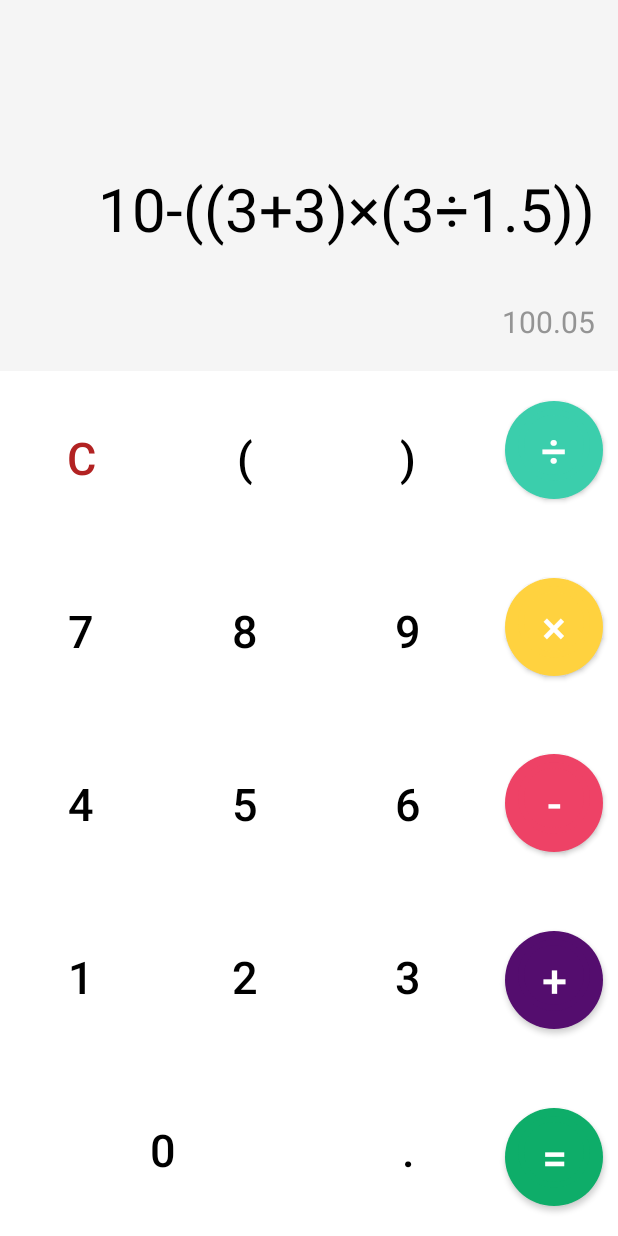
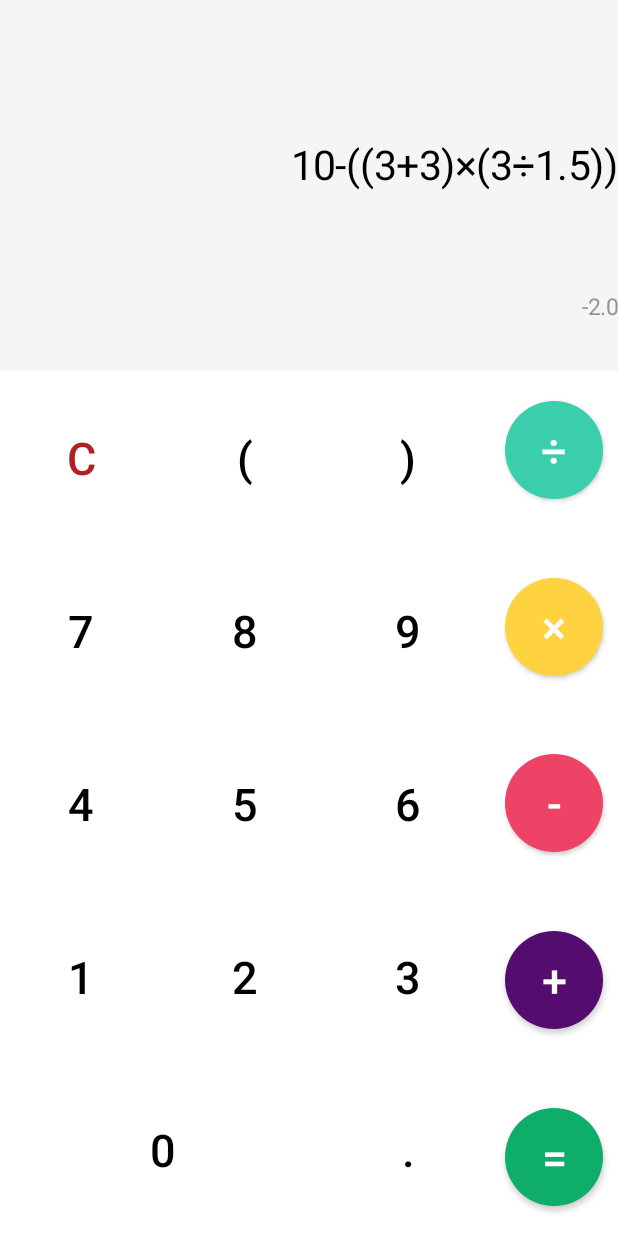
Before and after one commit to robin0512/SimpleCalculator, an Android app: the layout calculator.xml on its own in the app's theme, with its tools: preview values and no code run, on a phone screen of 412 x 824 dp. Run offline under Robolectric (Android 15) with nearby library versions, the phone set to English and light mode, and no system bars.

Commit message:
ADD motionLayout with expression and total

```diff
--- a/app/src/main/java/com/example/simplecalculator/CalculatorActivity.kt
+++ b/app/src/main/java/com/example/simplecalculator/CalculatorActivity.kt
@@ -17,21 +17,25 @@ class CalculatorActivity : AppCompatActivity() {
     override fun onCreate(savedInstanceState: Bundle?) {
         super.onCreate(savedInstanceState)
         val binding: CalculatorBinding = CalculatorBinding.inflate(layoutInflater)
-        val view= binding.root
+        val view = binding.root
         setContentView(view)
 
         val viewModel = ViewModelProvider(this).get(CalculatorActivityViewModel::class.java)
             .apply {
-            equalClickEvent.observe(this@CalculatorActivity,
-                Observer { equalClick ->
-                    if (equalClick == true) {
-                        println("equalClickTrue")
+                equalClickEvent.observe(this@CalculatorActivity,
+                    Observer { equalClick ->
+                        if (equalClick == true) {
+                            binding.motionLayout.transitionToEnd()
+                        }
+                    })
 
-                    }else
-                        println("equalClickFalse")
-
-                })
-        }
+                resetTextSize.observe(this@CalculatorActivity,
+                    Observer { equalClick ->
+                        if (equalClick == true) {
+                            binding.motionLayout.transitionToStart()
+                        }
+                    })
+            }
 
         binding.viewModel = viewModel
         binding.lifecycleOwner = this
--- a/app/src/main/java/com/example/simplecalculator/viewModel/CalculatorActivityViewModel.kt
+++ b/app/src/main/java/com/example/simplecalculator/viewModel/CalculatorActivityViewModel.kt
@@ -34,6 +34,7 @@ class CalculatorActivityViewModel : ViewModel() {
     val closeParenthesesSymbol = ")"
     val commaSymbol = "."
     val equalClickEvent = MutableLiveData<Boolean>(false)
+    val resetTextSize = MutableLiveData<Boolean>(false)
 
     private val calculator = ExpressionParserUtil()
 
@@ -92,13 +93,14 @@ class CalculatorActivityViewModel : ViewModel() {
         }
     }
 
-    fun equalClick(){
+    fun equalClick() {
         equalClickEvent.value = true
     }
 
     fun clear() {
         _displayExpressionLiveData.value = ""
         _displayTotalLiveData.value = ""
+        resetTextSize.value = true
     }
 
 }
--- a/app/src/main/res/layout/calculator.xml
+++ b/app/src/main/res/layout/calculator.xml
@@ -359,10 +359,12 @@
             app:layout_constraintStart_toEndOf="@+id/point"
             app:layout_constraintTop_toBottomOf="@+id/add" />
 
-        <androidx.constraintlayout.widget.ConstraintLayout
+        <androidx.constraintlayout.motion.widget.MotionLayout
+            android:id="@+id/motionLayout"
             android:layout_width="0dp"
             android:layout_height="0dp"
             android:background="@color/light_gray"
+            app:layoutDescription="@xml/calculator_xml_motion_layout_scene"
             app:layout_constraintBottom_toTopOf="@+id/guideline"
             app:layout_constraintEnd_toEndOf="parent"
             app:layout_constraintStart_toStartOf="parent"
@@ -371,8 +373,7 @@
             <TextView
                 android:id="@+id/expression"
                 android:layout_width="0dp"
-                android:layout_height="100dp"
-                android:layout_marginRight="15dp"
+                android:layout_height="120dp"
                 android:gravity="center_vertical|right"
                 android:text="@{viewModel.displayExpressionLiveData}"
                 android:textColor="@color/black"
@@ -380,15 +381,12 @@
                 app:layout_constraintBottom_toTopOf="@+id/total"
                 app:layout_constraintEnd_toEndOf="parent"
                 app:layout_constraintStart_toStartOf="parent"
-                app:layout_constraintTop_toTopOf="parent"
-                app:layout_constraintVertical_bias="1.0"
                 tools:text="10-((3+3)×(3÷1.5))" />
 
             <TextView
                 android:id="@+id/total"
                 android:layout_width="0dp"
                 android:layout_height="50dp"
-                android:layout_marginRight="15dp"
                 android:layout_marginBottom="8dp"
                 android:gravity="center_vertical|right"
                 android:text="@{viewModel.displayTotalLiveData}"
@@ -398,9 +396,9 @@
                 app:layout_constraintEnd_toEndOf="parent"
                 app:layout_constraintHorizontal_bias="0.0"
                 app:layout_constraintStart_toStartOf="parent"
-                tools:text="100.05" />
+                tools:text="-2.0" />
 
-        </androidx.constraintlayout.widget.ConstraintLayout>
+        </androidx.constraintlayout.motion.widget.MotionLayout>
 
     </androidx.constraintlayout.widget.ConstraintLayout>
 
--- /dev/null
+++ b/app/src/main/res/xml/calculator_xml_motion_layout_scene.xml
@@ -0,0 +1,82 @@
+<?xml version="1.0" encoding="utf-8"?>
+<MotionScene xmlns:android="http://schemas.android.com/apk/res/android"
+    xmlns:motion="http://schemas.android.com/apk/res-auto"
+    xmlns:app="http://schemas.android.com/apk/res-auto">
+
+    <Transition
+        motion:constraintSetEnd="@+id/end"
+        motion:constraintSetStart="@id/start"
+        motion:duration="300">
+        <KeyFrameSet></KeyFrameSet>
+    </Transition>
+
+    <ConstraintSet android:id="@+id/start">
+        <Constraint
+            android:id="@+id/expression"
+            android:layout_width="0dp"
+            android:layout_height="120dp"
+            android:layout_marginRight="15dp"
+            app:layout_constraintBottom_toTopOf="@+id/total"
+            app:layout_constraintEnd_toEndOf="parent"
+            app:layout_constraintStart_toStartOf="parent">
+            <CustomAttribute
+                motion:attributeName="textSize"
+                motion:customDimension="18sp" />
+            <CustomAttribute
+                motion:attributeName="textColor"
+                motion:customColorValue="@color/black"/>
+        </Constraint>
+        <Constraint
+            android:id="@+id/total"
+            android:layout_width="0dp"
+            android:layout_height="70dp"
+            android:layout_marginRight="15dp"
+            android:layout_marginBottom="8dp"
+            app:layout_constraintBottom_toBottomOf="parent"
+            app:layout_constraintEnd_toEndOf="parent"
+            app:layout_constraintHorizontal_bias="0.0"
+            app:layout_constraintStart_toStartOf="parent">
+            <CustomAttribute
+                motion:attributeName="textSize"
+                motion:customDimension="10sp" />
+            <CustomAttribute
+                motion:attributeName="textColor"
+                motion:customColorValue="@color/dark_gray"/>
+        </Constraint>
+    </ConstraintSet>
+
+    <ConstraintSet android:id="@+id/end">
+        <Constraint
+            android:id="@+id/expression"
+            android:layout_width="0dp"
+            android:layout_height="120dp"
+            android:layout_marginRight="15dp"
+            app:layout_constraintBottom_toTopOf="@+id/total"
+            app:layout_constraintEnd_toEndOf="parent"
+            app:layout_constraintStart_toStartOf="parent">
+            <CustomAttribute
+                motion:attributeName="textSize"
+                motion:customDimension="10sp" />
+            <CustomAttribute
+                motion:attributeName="textColor"
+                motion:customColorValue="@color/dark_gray"/>
+        </Constraint>
+        <Constraint
+            android:id="@+id/total"
+            android:layout_width="0dp"
+            android:layout_height="70dp"
+            android:layout_marginRight="15dp"
+            android:layout_marginBottom="8dp"
+            app:layout_constraintBottom_toBottomOf="parent"
+            app:layout_constraintEnd_toEndOf="parent"
+            app:layout_constraintHorizontal_bias="0.0"
+            app:layout_constraintStart_toStartOf="parent">
+            <CustomAttribute
+                motion:attributeName="textSize"
+                motion:customDimension="18sp" />
+            <CustomAttribute
+                motion:attributeName="textColor"
+                motion:customColorValue="@color/black"/>
+        </Constraint>
+    </ConstraintSet>
+</MotionScene>
```
